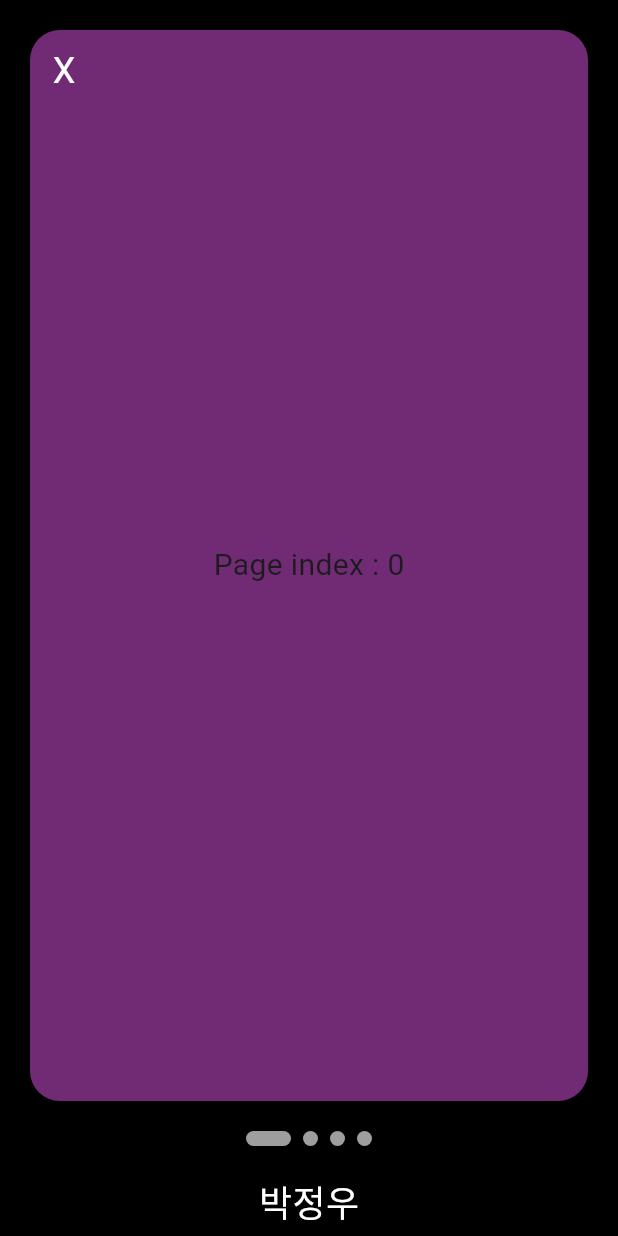
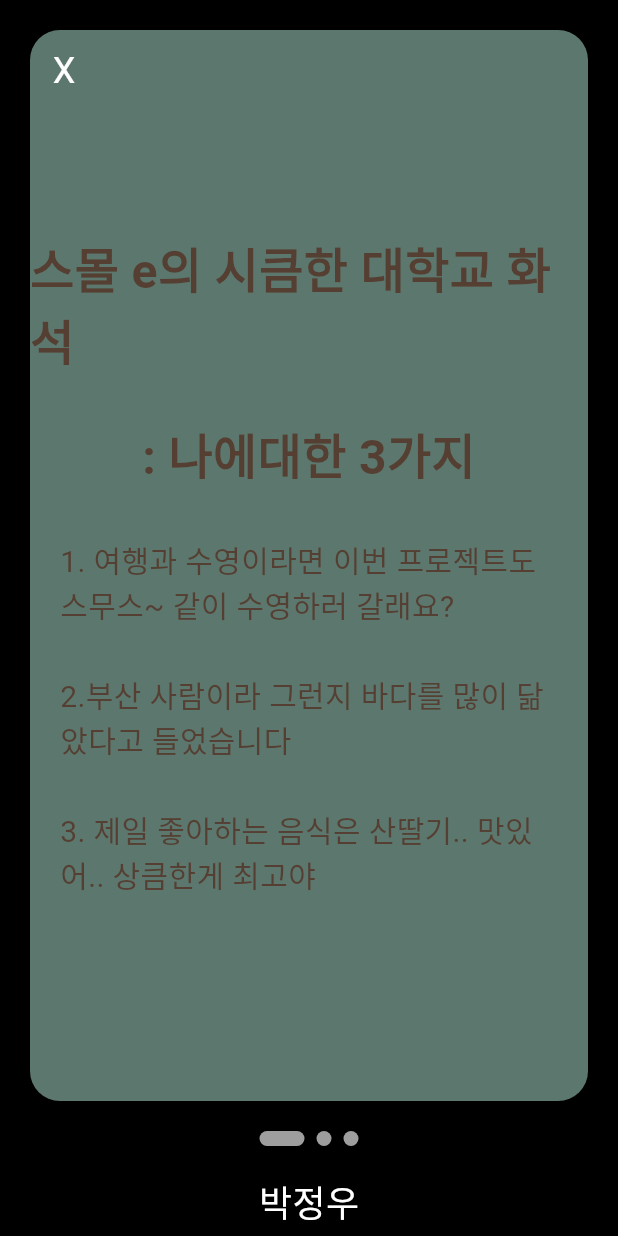
Before and after one commit to LeeHJuu/practice_team_info_app, a Flutter app: the MemberPagePjw screen opened directly, on a phone screen of 412 x 824 dp. Run offline on Flutter 3.47's test engine with Material 3 defaults, Android fonts, the phone set to English and light mode, and no system bars; drawn by our look-alikes of smooth_page_indicator; our stand-ins replace get; missing offline and left inert: loop_page_view.

Commit message:
JWP page added with the left and right control

```diff
--- a/lib/member_page_pjw.dart
+++ b/lib/member_page_pjw.dart
@@ -12,7 +12,6 @@ class MemberPagePjw extends StatelessWidget {
       FirstScreen(),
       SecondScreen(),
       ThirdScreen(),
-      FourthScreen(),
     ]);
   }
 
@@ -27,8 +26,10 @@ class MemberPagePjw extends StatelessWidget {
           body: SafeArea(
               child: Stack(
             children: [
+
               GestureDetector(
-                  onTap: () {
+                  onTapUp: (details) {
+                    if (details.localPosition.dx > (constraints.maxWidth/2)){
                       int nextPage = _pageController.page!.toInt() + 1;
                       if (nextPage < myInfoPages.length) {
                         _pageController.animateToPage(
@@ -37,7 +38,21 @@ class MemberPagePjw extends StatelessWidget {
                           curve: Curves.easeInOut,
                         );
                       }
+                    }
+                    if (details.localPosition.dx < (constraints.maxWidth/2)){
+                      int nextPage = _pageController.page!.toInt() - 1;
+                      if (nextPage < myInfoPages.length) {
+                        _pageController.animateToPage(
+                          nextPage,
+                          duration: const Duration(milliseconds: 100),
+                          curve: Curves.easeInOut,
+                        );
+                      }
+                    }
+
+
                   },
+
                   child: Column(
                     children: [
                       Container(
@@ -55,6 +70,7 @@ class MemberPagePjw extends StatelessWidget {
                           ),
                         ),
                       ),
+
                       SmoothPageIndicator(
                         controller: _pageController, // PageController
                         count: myInfoPages.length,
@@ -95,12 +111,88 @@ class MemberPagePjw extends StatelessWidget {
   Widget FirstScreen() {
     return SizedBox.expand(
       child: Container(
-        color: const Color.fromARGB(255, 113, 43, 116),
-        child: const Center(
+        color: const Color(0xff5C786E),
+        child: Column(
+          mainAxisAlignment: MainAxisAlignment.center,
+          children: [
+
+            const Flexible(
               child: Text(
-            'Page index : 0',
-            style: TextStyle(fontSize: 20),
+                "스몰 e의 시큼한 대학교 화석",
+                style: TextStyle(
+                  color: Color(0xff553F33),
+                  fontSize: 32,
+                  fontWeight: FontWeight.bold
                 ),
+              ),
+            ),
+
+             Flexible(
+              child: Container(
+                padding: const EdgeInsets.only(
+                  top: 30,
+                  right: 20,
+                  left: 20),
+                child: const Text(
+                  ": 나에대한 3가지",
+                  style: TextStyle(
+                    color: Color(0xff553F33),
+                    fontSize: 32,
+                    fontWeight: FontWeight.bold
+                  ),
+                )
+              )
+            ),
+
+            Flexible(
+              child: Container(
+                padding: const EdgeInsets.only(
+                  top: 30,
+                  right: 20,
+                  left: 20),
+                child: const Text(
+                  "1. 여행과 수영이라면 이번 프로젝트도 스무스~ 같이 수영하러 갈래요?",
+                  style: TextStyle(
+                    color: Color(0xff553F33),
+                    fontSize: 20,
+                  ),
+                )
+              )
+            ),
+
+            Flexible(
+              child: Container(
+                padding: const EdgeInsets.only(
+                  top: 30,
+                  right: 20,
+                  left: 20),
+                child: const Text(
+                  "2.부산 사람이라 그런지 바다를 많이 닮았다고 들었습니다",
+                  style: TextStyle(
+                    color: Color(0xff553F33),
+                    fontSize: 20,
+                  ),
+                )
+              )
+            ),
+
+            Flexible(
+              child: Container(
+                padding: const EdgeInsets.only(
+                  top: 30,
+                  right: 20,
+                  left: 20),
+                child: const Text(
+                  "3. 제일 좋아하는 음식은 산딸기.. 맛있어.. 상큼한게 최고야",
+                  style: TextStyle(
+                    color: Color(0xff553F33),
+                    fontSize: 20,
+                  ),
+                )
+              )
+            ),
+
+          ],
         ),
       ),
     );
@@ -109,42 +201,26 @@ class MemberPagePjw extends StatelessWidget {
   Widget SecondScreen() {
     return SizedBox.expand(
       child: Container(
-        color: Colors.blue,
-        child: const Center(
-          child: Text(
-            'Page index : 1',
-            style: TextStyle(fontSize: 20),
-          ),
+        decoration: const BoxDecoration(
+          image: DecorationImage(
+            image: AssetImage('assets/images/JWPswim.jpg'),
+            fit: BoxFit.cover,
+          )
         ),
       ),
     );
+  }
 }
 
   Widget ThirdScreen() {
     return SizedBox.expand(
       child: Container(
-        color: const Color.fromARGB(255, 92, 156, 49),
-        child: const Center(
-          child: Text(
-            'Page index : 2',
-            style: TextStyle(fontSize: 20),
-          ),
+        decoration: const BoxDecoration(
+          image: DecorationImage(
+            image: AssetImage('assets/images/JWPAB.jpg'),
+            fit: BoxFit.cover,
+          )
         ),
       ),
     );
   }
-
-  Widget FourthScreen() {
-    return SizedBox.expand(
-      child: Container(
-        color: const Color.fromARGB(255, 243, 100, 33),
-        child: const Center(
-          child: Text(
-            'Page index : 3',
-            style: TextStyle(fontSize: 20),
-          ),
-        ),
-      ),
-    );
-  }
-}
```
Also changed, not shown: assets/images/JWPAB.jpg (added), assets/images/JWPswim.jpg (added), assets/images/JWPtravel.jpg (added). Lines whose indentation alone changed are shown as unchanged.
